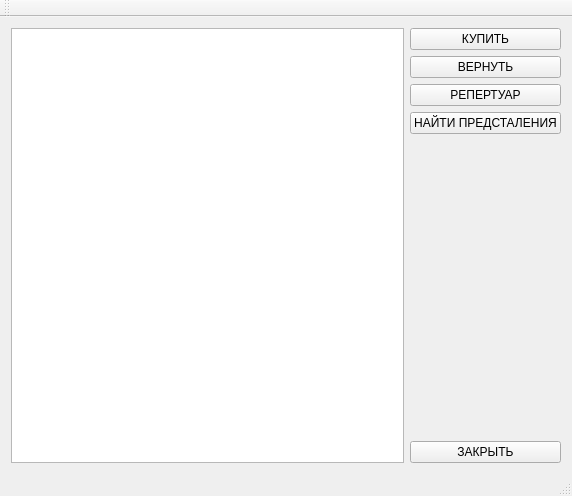
Before: the Qt Designer form QtDataBase/qtdatabase.ui in decentNick/QtDataBase, drawn with Qt 5.
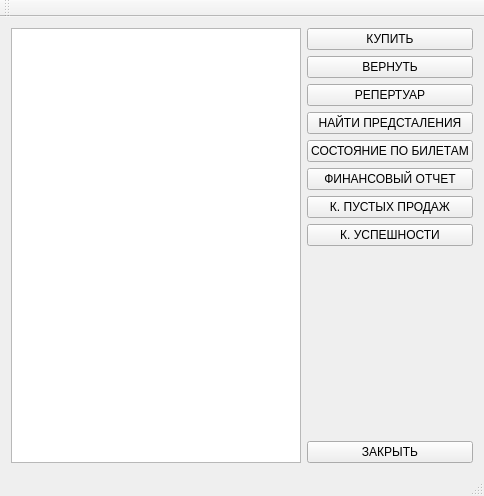
After: the same form once the commit is applied.

Diff of the .ui file:
```diff
--- a/QtDataBase/qtdatabase.ui
+++ b/QtDataBase/qtdatabase.ui
@@ -6,7 +6,7 @@
    <rect>
     <x>0</x>
     <y>0</y>
-    <width>572</width>
+    <width>484</width>
     <height>496</height>
    </rect>
   </property>
@@ -48,6 +48,34 @@
         </property>
        </widget>
       </item>
+      <item>
+       <widget class="QPushButton" name="pushButton_5">
+        <property name="text">
+         <string>СОСТОЯНИЕ ПО БИЛЕТАМ</string>
+        </property>
+       </widget>
+      </item>
+      <item>
+       <widget class="QPushButton" name="pushButton_6">
+        <property name="text">
+         <string>ФИНАНСОВЫЙ ОТЧЕТ</string>
+        </property>
+       </widget>
+      </item>
+      <item>
+       <widget class="QPushButton" name="pushButton_7">
+        <property name="text">
+         <string>К. ПУСТЫХ ПРОДАЖ</string>
+        </property>
+       </widget>
+      </item>
+      <item>
+       <widget class="QPushButton" name="pushButton_8">
+        <property name="text">
+         <string>К. УСПЕШНОСТИ</string>
+        </property>
+       </widget>
+      </item>
       <item>
        <spacer name="verticalSpacer">
         <property name="orientation">
```
Left out of the diff: 67 changed lines with no effect on the pictures.
